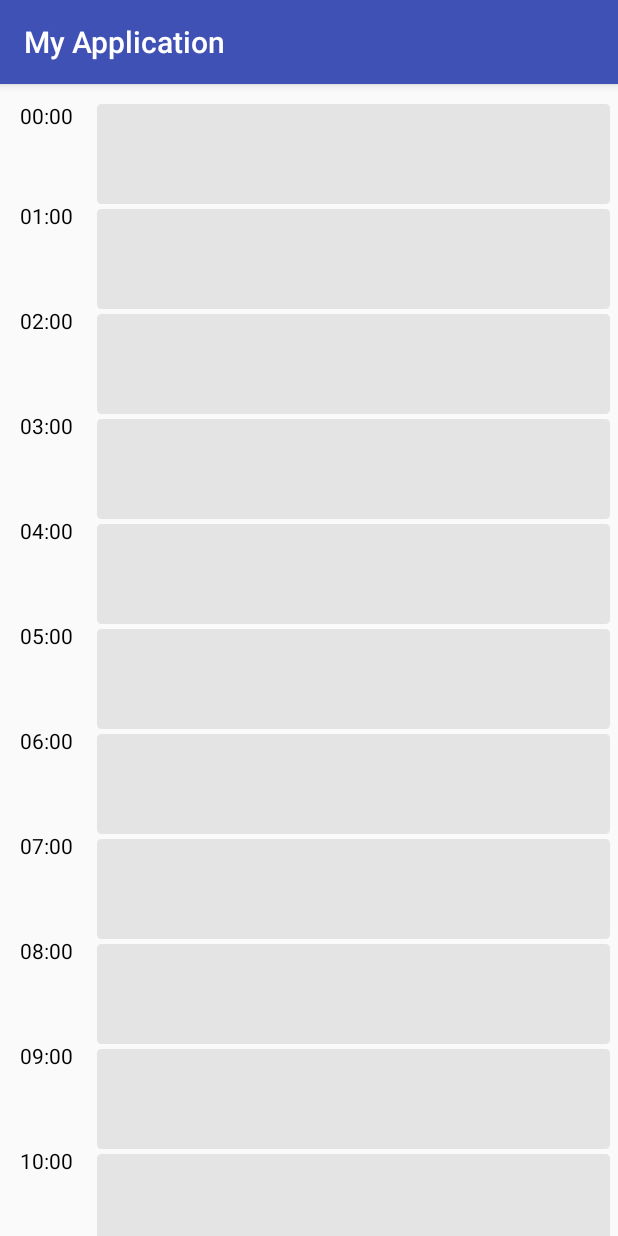
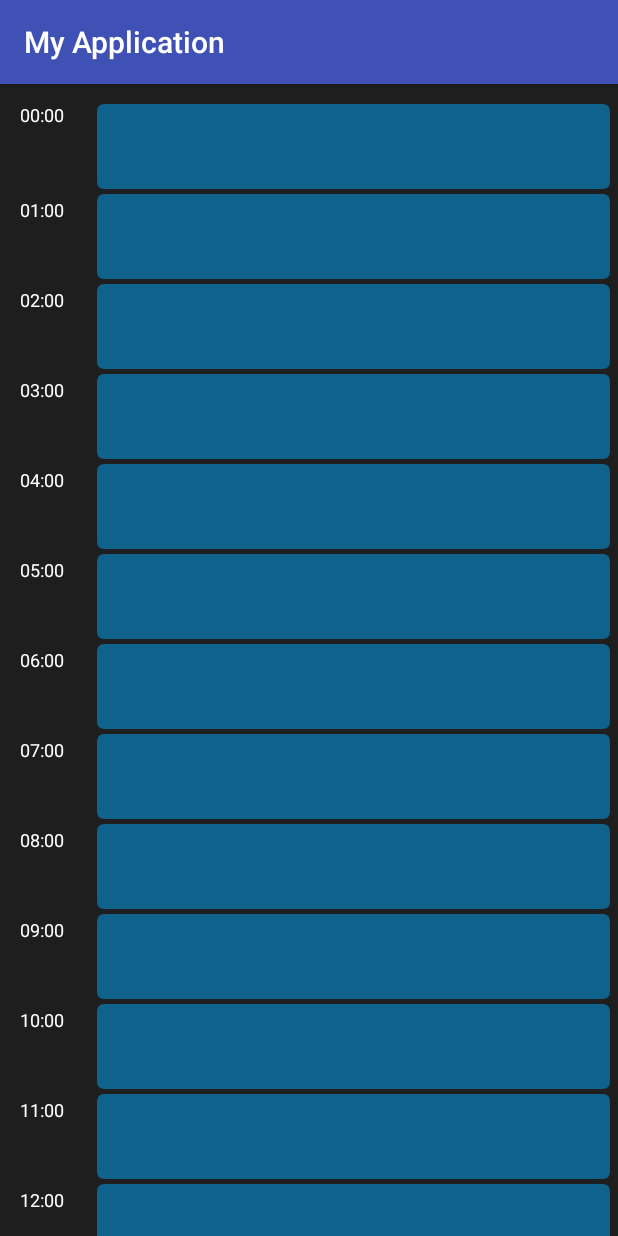
Before and after one commit to pirati02/WeekView, an Android app: the screen it shows after launch (LoginActivity before the commit, MainActivity after it), on a phone screen of 412 x 824 dp. Run offline under Robolectric (Android 15) with nearby library versions, the phone set to English and light mode, and no system bars.

```diff
--- a/app/src/main/AndroidManifest.xml
+++ b/app/src/main/AndroidManifest.xml
@@ -10,7 +10,7 @@
         android:roundIcon="@mipmap/ic_launcher_round"
         android:supportsRtl="true"
         android:theme="@style/AppTheme">
-        <activity android:name=".LoginActivity">
+        <activity android:name=".MainActivity">
             <intent-filter>
                 <action android:name="android.intent.action.MAIN" />
                 <category android:name="android.intent.category.LAUNCHER" />
--- a/app/src/main/java/com/dev/baqari/myapplication/LoginActivity.kt
+++ b/app/src/main/java/com/dev/baqari/myapplication/MainActivity.kt
@@ -4,9 +4,9 @@ import android.os.Bundle
 import android.support.v7.app.AppCompatActivity
 
 
-class LoginActivity : AppCompatActivity() {
+class MainActivity : AppCompatActivity() {
     override fun onCreate(saveInstance: Bundle?) {
         super.onCreate(saveInstance)
-        setContentView(R.layout.activity_login)
+        setContentView(R.layout.activity_main)
     }
 }
--- a/app/src/main/java/com/dev/baqari/myapplication/view/WeekView.kt
+++ b/app/src/main/java/com/dev/baqari/myapplication/view/WeekView.kt
@@ -1,7 +1,10 @@
 package com.dev.baqari.myapplication.view
 
 import android.content.Context
-import android.graphics.*
+import android.graphics.Canvas
+import android.graphics.Color
+import android.graphics.Paint
+import android.graphics.Rect
 import android.support.v4.view.GestureDetectorCompat
 import android.util.AttributeSet
 import android.util.TypedValue
@@ -11,21 +14,21 @@ import android.view.View
 import com.dev.baqari.myapplication.R
 
 
-class WeekView(context: Context, attrs: AttributeSet?) : View(context, attrs), GestureDetector.OnGestureListener {
-    private var mWeekItemHeight = 0
+class WeekView : View, GestureDetector.OnGestureListener {
+    private var mWeekItemHeight = 0f
     private var mDisplayWidth = 0
     private var mDisplayHeight = 0
-    private var mScrollY = 10.toDip()
+    private var mScrollY = 10.toDp()
     private val mWeekItemPaint: Paint by lazy {
         Paint()
     }
-    private val mTouchItemPaint: Paint by lazy {
+    private val mNewEventPaint: Paint by lazy {
         Paint()
     }
-    private val mWeekHourTextPaint: Paint by lazy {
+    private val mWeekTimeTextPaint: Paint by lazy {
         Paint()
     }
-    private val mTouchTextPaint: Paint by lazy {
+    private val mNewEventTextPaint: Paint by lazy {
         Paint()
     }
     private val mGestureDecector: GestureDetectorCompat by lazy {
@@ -37,15 +40,36 @@ class WeekView(context: Context, attrs: AttributeSet?) : View(context, attrs), G
         TouchItem(0f, 0f)
     }
     private var mOnLongPressed = false
+    private var mRadius = 10f
+    private var mNewEventText = ""
 
-    init {
-        mWeekItemPaint.color = Color.parseColor("#e4e4e4")
-        mWeekHourTextPaint.textSize = TypedValue.applyDimension(TypedValue.COMPLEX_UNIT_SP, 14f, resources.displayMetrics)
-        mWeekHourTextPaint.color = Color.BLACK
-        mTouchItemPaint.color = Color.RED
-        mTouchTextPaint.color = Color.WHITE
-        mTouchTextPaint.textSize = TypedValue.applyDimension(TypedValue.COMPLEX_UNIT_SP, 14f, resources.displayMetrics)
-        mWeekItemHeight = TypedValue.applyDimension(TypedValue.COMPLEX_UNIT_DIP, 70f, resources.displayMetrics).toInt()
+    constructor(context: Context, attrs: AttributeSet?) : super(context, attrs) {
+        val a = context.obtainStyledAttributes(attrs, R.styleable.WeekView, 0, 0)
+
+        mWeekItemPaint.color = a.getColor(R.styleable.WeekView_weekItemColor, Color.parseColor("#e4e4e4"))
+        mWeekTimeTextPaint.color = a.getColor(R.styleable.WeekView_weekItemTimeColor, Color.BLACK)
+        mNewEventPaint.color = a.getColor(R.styleable.WeekView_newEventColor, Color.RED)
+        mNewEventTextPaint.color = a.getColor(R.styleable.WeekView_newEventTextColor, Color.WHITE)
+
+        val weekItemTimeTextSize = a.getDimension(R.styleable.WeekView_weekItemTimeTextSize, 14f)
+        mWeekTimeTextPaint.textSize = weekItemTimeTextSize.toSp()
+
+        val newEventTextSize = a.getDimension(R.styleable.WeekView_newEventTextSize, 14f)
+        mNewEventTextPaint.textSize = newEventTextSize.toSp()
+
+        val weekItemHeight = a.getDimension(R.styleable.WeekView_weekitemHeight, 70f)
+        mWeekItemHeight = weekItemHeight.toDp()
+
+        val radius = a.getDimension(R.styleable.WeekView_weekItemRoundRadius, 10f)
+        mRadius = radius
+
+        val newEventText = a.getString(R.styleable.WeekView_newEventText)
+        if (newEventText != null)
+            mNewEventText = newEventText
+        else
+            mNewEventText = resources.getString(R.string.new_event)
+
+        a.recycle()
     }
 
     override fun onDraw(canvas: Canvas?) {
@@ -54,47 +78,38 @@ class WeekView(context: Context, attrs: AttributeSet?) : View(context, attrs), G
         (0..23).forEachIndexed { it, i ->
             val top = ((it * mWeekItemHeight) + mScrollY + 5)
             var bottom = (((it * mWeekItemHeight) + mWeekItemHeight + mScrollY))
-            val right = (mDisplayWidth - Padding.RIGHT.value.toDip())
-            val left = Padding.LEFT.value.toDip()
+            val right = (mDisplayWidth - Padding.RIGHT.value.toDp())
+            val left = Padding.LEFT.value.toDp()
             if (i == 0 && top > 15) {
                 mScrollY = 15f
                 val rect = Rect(left.toInt(), (((it * mWeekItemHeight) + 20f).toInt()), right.toInt(), ((((it * mWeekItemHeight) + mWeekItemHeight + 15f).toInt())))
-                canvas?.drawPath(rect.toPath(10f), mWeekItemPaint)
-                canvas?.drawText(it.toHour(), (left / 5), ((it * mWeekItemHeight) + 40f), mWeekHourTextPaint)
+                canvas?.drawPath(rect.toPath(mRadius), mWeekItemPaint)
+                canvas?.drawText(it.toHour(), (left / 5), ((it * mWeekItemHeight) + 25.toDp()), mWeekTimeTextPaint)
                 onTouchEvent(null)
             } else if (i == 23 && bottom < mDisplayHeight) {
                 mBottomOverlayed = false
-                bottom = (((it * mWeekItemHeight) + mWeekItemHeight - 20.toDip()))
-
+                bottom = (mDisplayHeight - 100).toDp()
                 val rect = Rect(left.toInt(), top.toInt(), right.toInt(), bottom.toInt())
-                canvas?.drawPath(rect.toPath(10f), mWeekItemPaint)
-                canvas?.drawText(it.toHour(), (left / 5), top + 20f, mWeekHourTextPaint)
+                canvas?.drawPath(rect.toPath(mRadius), mWeekItemPaint)
+                canvas?.drawText(it.toHour(), (left / 5), top + 15.toDp(), mWeekTimeTextPaint)
                 onTouchEvent(null)
             } else {
                 val rect = Rect(left.toInt(), top.toInt(), right.toInt(), bottom.toInt())
-                canvas?.drawPath(rect.toPath(10f), mWeekItemPaint)
-                canvas?.drawText(it.toHour(), (left / 5), top + 15f, mWeekHourTextPaint)
+                canvas?.drawPath(rect.toPath(mRadius), mWeekItemPaint)
+                canvas?.drawText(it.toHour(), (left / 5), top + 15.toDp(), mWeekTimeTextPaint)
             }
 
             mLocationMap.add(top)
         }
         if (mOnLongPressed) {
-            val rect = Rect(Padding.LEFT.value.toDip().toInt(),
+            val rect = Rect(Padding.LEFT.value.toDp().toInt(),
                     (mTouchItem.top).toInt(),
-                    ((mDisplayWidth - Padding.RIGHT.value.toDip()).toInt()),
+                    ((mDisplayWidth - Padding.RIGHT.value.toDp()).toInt()),
                     (mTouchItem.bottom - 5).toInt())
-            canvas?.drawPath(rect.toPath(10f), mTouchItemPaint)
-            canvas?.drawText(resources.getString(R.string.new_event) + " +", left + 70.toDip(), mTouchItem.top + 30, mTouchTextPaint)
+            canvas?.drawPath(rect.toPath(mRadius), mNewEventPaint)
+            canvas?.drawText(mNewEventText, left + 70.toDp(), mTouchItem.top + 30, mNewEventTextPaint)
             mOnLongPressed = false
         }
-    }
-
-    fun Int.toHour(): String {
-        return (if (this >= 10) this.toString() else "0" + this.toString()) + ":00"
-    }
-
-    fun Int.toDip(): Float {
-        return TypedValue.applyDimension(TypedValue.COMPLEX_UNIT_DIP, this.toFloat(), resources.displayMetrics)
     }
 
     override fun onMeasure(widthMeasureSpec: Int, heightMeasureSpec: Int) {
@@ -161,21 +176,17 @@ class WeekView(context: Context, attrs: AttributeSet?) : View(context, attrs), G
             return false
         }
     }
+
+    fun Int.toDp(): Float {
+        return TypedValue.applyDimension(TypedValue.COMPLEX_UNIT_DIP, this.toFloat(), resources.displayMetrics)
+    }
+
+    fun Float.toDp(): Float {
+        return TypedValue.applyDimension(TypedValue.COMPLEX_UNIT_DIP, this, resources.displayMetrics)
+    }
+
+    fun Float.toSp(): Float {
+        return TypedValue.applyDimension(TypedValue.COMPLEX_UNIT_SP, this, resources.displayMetrics)
+    }
+
 }
-
-fun Rect.toPath(radius: Float): Path {
-    val path = Path()
-
-    path.moveTo(this.left + radius / 2, this.top.toFloat())
-    path.lineTo(this.right - radius / 2, this.top.toFloat())
-    path.quadTo(this.right.toFloat(), this.top.toFloat(), this.right.toFloat(), this.top + radius / 2)
-    path.lineTo(this.right.toFloat(), this.bottom - radius / 2)
-    path.quadTo(this.right.toFloat(), this.bottom.toFloat(), this.right - radius / 2, this.bottom.toFloat())
-    path.lineTo(this.left + radius / 2, this.bottom.toFloat())
-    path.quadTo(this.left.toFloat(), this.bottom.toFloat(), this.left.toFloat(), this.bottom - radius / 2)
-    path.lineTo(this.left.toFloat(), this.top + radius / 2)
-    path.quadTo(this.left.toFloat(), this.top.toFloat(), this.left + radius / 2, this.top.toFloat())
-    path.close()
-
-    return path
-}
--- /dev/null
+++ b/app/src/main/java/com/dev/baqari/myapplication/view/WeekViewExtentions.kt
@@ -0,0 +1,26 @@
+package com.dev.baqari.myapplication.view
+
+import android.graphics.Path
+import android.graphics.Rect
+
+
+fun Int.toHour(): String {
+    return (if (this >= 10) this.toString() else "0" + this.toString()) + ":00"
+}
+
+fun Rect.toPath(radius: Float): Path {
+    val path = Path()
+
+    path.moveTo(this.left + radius / 2, this.top.toFloat())
+    path.lineTo(this.right - radius / 2, this.top.toFloat())
+    path.quadTo(this.right.toFloat(), this.top.toFloat(), this.right.toFloat(), this.top + radius / 2)
+    path.lineTo(this.right.toFloat(), this.bottom - radius / 2)
+    path.quadTo(this.right.toFloat(), this.bottom.toFloat(), this.right - radius / 2, this.bottom.toFloat())
+    path.lineTo(this.left + radius / 2, this.bottom.toFloat())
+    path.quadTo(this.left.toFloat(), this.bottom.toFloat(), this.left.toFloat(), this.bottom - radius / 2)
+    path.lineTo(this.left.toFloat(), this.top + radius / 2)
+    path.quadTo(this.left.toFloat(), this.top.toFloat(), this.left + radius / 2, this.top.toFloat())
+    path.close()
+
+    return path
+}
--- a/app/src/main/res/layout/activity_login.xml
+++ /dev/null
@@ -1,11 +0,0 @@
-<?xml version="1.0" encoding="utf-8"?>
-<RelativeLayout xmlns:android="http://schemas.android.com/apk/res/android"
-    android:layout_width="match_parent"
-    android:layout_height="match_parent"
-    android:orientation="vertical">
-
-    <com.dev.baqari.myapplication.view.WeekView
-        android:layout_width="match_parent"
-        android:layout_height="match_parent" />
-
-</RelativeLayout>
--- /dev/null
+++ b/app/src/main/res/layout/activity_main.xml
@@ -0,0 +1,19 @@
+<?xml version="1.0" encoding="utf-8"?>
+<RelativeLayout xmlns:android="http://schemas.android.com/apk/res/android"
+    xmlns:app="http://schemas.android.com/apk/res-auto"
+    android:layout_width="match_parent"
+    android:layout_height="match_parent"
+    android:orientation="vertical">
+
+    <com.dev.baqari.myapplication.view.WeekView
+        android:layout_width="match_parent"
+        android:layout_height="match_parent"
+        android:background="#e0000000"
+        app:weekItemColor="#7d00aaff"
+        app:weekItemTimeTextSize="8sp"
+        app:weekItemRoundRadius="10sp"
+        app:newEventText="ახალი ჩანაწერი"
+        app:weekItemTimeColor="#ffffff"
+        app:weekitemHeight="40sp" />
+
+</RelativeLayout>
--- a/app/src/main/res/values-port/activity_home.xml
+++ /dev/null
@@ -1,2 +0,0 @@
-<?xml version="1.0" encoding="utf-8"?>
-<resources></resources>
--- /dev/null
+++ b/app/src/main/res/values/attrs_week_view.xml
@@ -0,0 +1,13 @@
+<resources>
+    <declare-styleable name="WeekView">
+        <attr name="weekItemColor" format="color" />
+        <attr name="newEventTextColor" format="color" />
+        <attr name="newEventColor" format="color"/>
+        <attr name="weekItemTimeColor" format="color" />
+        <attr name="weekItemTimeTextSize" format="dimension" />
+        <attr name="weekitemHeight" format="dimension" />
+        <attr name="newEventTextSize" format="dimension" />
+        <attr name="newEventText" format="string" />
+        <attr name="weekItemRoundRadius" format="dimension"/>
+    </declare-styleable>
+</resources>
--- a/app/src/main/res/values/strings.xml
+++ b/app/src/main/res/values/strings.xml
@@ -3,5 +3,5 @@
     <string name="email">email</string>
     <string name="logind">Log in</string>
     <string name="password">pass</string>
-    <string name="new_event">New event</string>
+    <string name="new_event">New event +</string>
 </resources>
```
